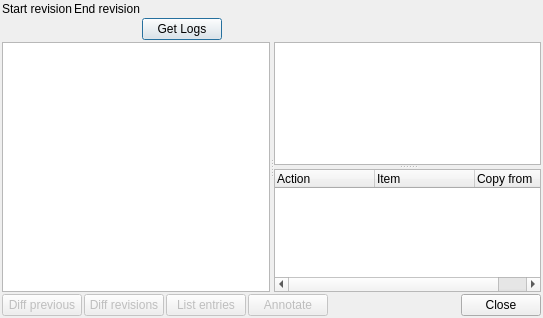
This is src/svnfrontend/svnlogdlg.ui in KDE/kdesvn as Qt 5 draws it before an edit. The edited form follows.
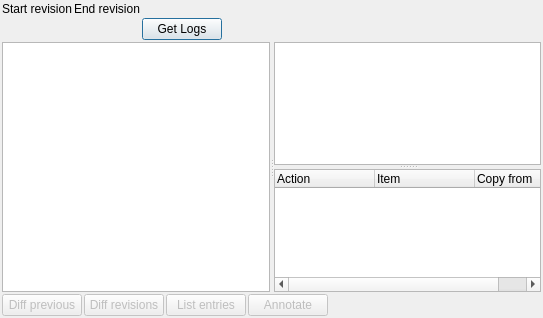
This is the edited form. Custom widgets are drawn as their Qt base class.

What changed in the file:
```diff
--- a/src/svnfrontend/svnlogdlg.ui
+++ b/src/svnfrontend/svnlogdlg.ui
@@ -217,16 +217,6 @@
        </property>
       </spacer>
      </item>
-     <item>
-      <widget class="KPushButton" name="buttonClose" >
-       <property name="text" >
-        <string>Close</string>
-       </property>
-       <property name="shortcut" >
-        <string/>
-       </property>
-      </widget>
-     </item>
     </layout>
    </item>
   </layout>
```
Left out of the diff: 40 changed lines with no effect on the pictures.
